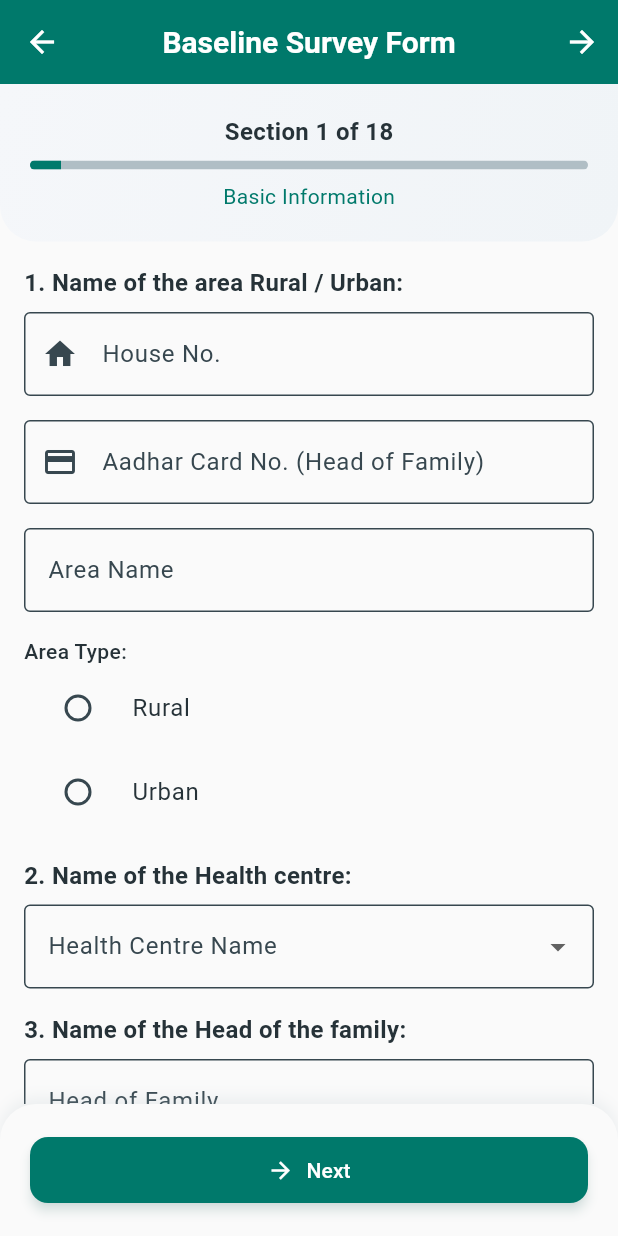
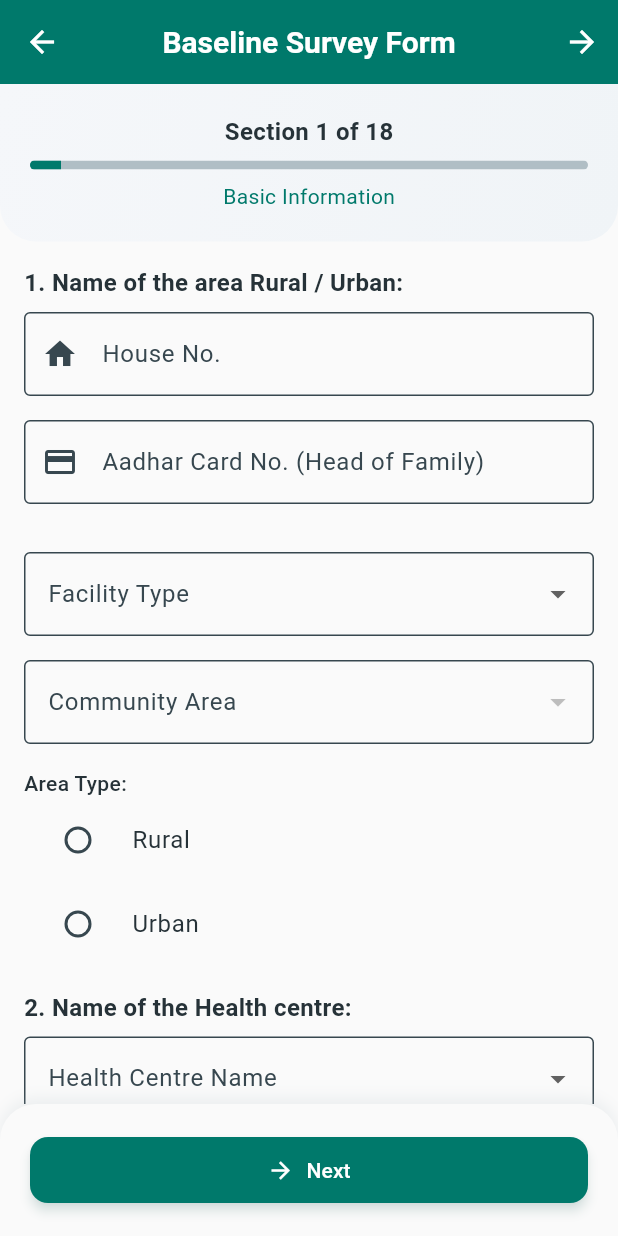
Before and after one commit to NisargPatel03/Survey_Form_HealthCare_App, a Flutter app: the SurveyFormScreen screen opened by its route, on a phone screen of 412 x 824 dp. Run offline on Flutter 3.47's test engine with Material 3 defaults, Android fonts, the phone set to English and light mode, and no system bars; our stand-ins replace csv, fl_chart, shared_preferences, sqflite, supabase_flutter; missing offline and left inert: dart:html, flutter_pdfview; accounts and stored records are empty.

Commit message:
Added Villages Category and names same with National Health Care Programme

```diff
--- a/lib/models/survey_data.dart
+++ b/lib/models/survey_data.dart
@@ -2,6 +2,7 @@ class SurveyData {
   SurveyData();
 
   // Section 1: Basic Information
+  String? facilityType;
   String? areaName;
   String? areaType; // Rural/Urban
   String? healthCentreName;
@@ -148,6 +149,7 @@ class SurveyData {
   Map<String, dynamic> toJson() {
     return {
       'id': id,
+      'facilityType': facilityType,
       'areaName': areaName,
       'areaType': areaType,
       'healthCentreName': healthCentreName,
@@ -253,6 +255,7 @@ class SurveyData {
     survey.id = json['id'];
 
     // Basic info
+    survey.facilityType = json['facilityType'];
     survey.areaName = json['areaName'];
     survey.areaType = json['areaType'];
     survey.healthCentreName = json['healthCentreName'];
--- a/lib/widgets/survey_sections.dart
+++ b/lib/widgets/survey_sections.dart
@@ -12,17 +12,30 @@ class BasicInformationSection extends StatefulWidget {
 }
 
 class _BasicInformationSectionState extends State<BasicInformationSection> {
-  final _areaNameController = TextEditingController();
+  // final _areaNameController = TextEditingController(); // Removed in favor of Dropdown
   // final _healthCentreController = TextEditingController(); // Removed
   final _headOfFamilyController = TextEditingController();
   final _subCasteController = TextEditingController();
   final _houseNoController = TextEditingController();
   final _aadharController = TextEditingController();
 
+  List<String> _getAreaOptions() {
+    switch (widget.surveyData.facilityType) {
+      case 'Primary Health Centers (PHCs)':
+        return ['Changa', 'Piplav', 'Bandhani', 'Morad', 'Sihol', 'Nar', 'Ajarpura', 'Navli'];
+      case 'Community Health Centers (CHCs)':
+        return ['Sarsa', 'Tarapur', 'Mahelav'];
+      case 'Urban Health Centers (UHCs)':
+        return ['Nehrubaugh', 'PP Unit Anand', 'Bakrol'];
+      default:
+        return [];
+    }
+  }
+
   @override
   void initState() {
     super.initState();
-    _areaNameController.text = widget.surveyData.areaName ?? '';
+    // _areaNameController.text = widget.surveyData.areaName ?? ''; // Removed
     // _healthCentreController.text = widget.surveyData.healthCentreName ?? ''; // Removed
     _headOfFamilyController.text = widget.surveyData.headOfFamily ?? '';
     _subCasteController.text = widget.surveyData.subCaste ?? '';
@@ -34,7 +47,7 @@ class _BasicInformationSectionState extends State<BasicInformationSection> {
   void didUpdateWidget(BasicInformationSection oldWidget) {
     super.didUpdateWidget(oldWidget);
     if (widget.surveyData != oldWidget.surveyData) {
-      _areaNameController.text = widget.surveyData.areaName ?? '';
+      // _areaNameController.text = widget.surveyData.areaName ?? ''; // Removed
       // _healthCentreController.text = widget.surveyData.healthCentreName ?? ''; // Removed
       _headOfFamilyController.text = widget.surveyData.headOfFamily ?? '';
       _subCasteController.text = widget.surveyData.subCaste ?? '';
@@ -90,14 +103,53 @@ class _BasicInformationSectionState extends State<BasicInformationSection> {
           },
         ),
         const SizedBox(height: 16),
-        TextFormField(
-          controller: _areaNameController,
+        const SizedBox(height: 16),
+        DropdownButtonFormField<String>(
+          value: ['Primary Health Centers (PHCs)', 'Community Health Centers (CHCs)', 'Urban Health Centers (UHCs)']
+                  .contains(widget.surveyData.facilityType)
+              ? widget.surveyData.facilityType
+              : null,
           decoration: const InputDecoration(
-            labelText: 'Area Name',
+            labelText: 'Facility Type',
             border: OutlineInputBorder(),
           ),
-          onChanged: (value) => widget.surveyData.areaName = value,
-          validator: (value) => value?.isEmpty ?? true ? 'Required' : null,
+          items: const [
+            DropdownMenuItem(
+              value: 'Primary Health Centers (PHCs)',
+              child: Text('PHCs'),
+            ),
+            DropdownMenuItem(
+              value: 'Community Health Centers (CHCs)',
+              child: Text('CHCs'),
+            ),
+            DropdownMenuItem(
+              value: 'Urban Health Centers (UHCs)',
+              child: Text('UHCs'),
+            ),
+          ],
+          onChanged: (value) {
+            setState(() {
+              widget.surveyData.facilityType = value;
+              widget.surveyData.areaName = null; // Reset area name when facility type changes
+            });
+          },
+          validator: (value) => value == null ? 'Required' : null,
+        ),
+        const SizedBox(height: 16),
+        DropdownButtonFormField<String>(
+          value: widget.surveyData.areaName,
+          decoration: const InputDecoration(
+            labelText: 'Community Area',
+            border: OutlineInputBorder(),
+          ),
+          items: _getAreaOptions().map((String area) {
+            return DropdownMenuItem<String>(
+              value: area,
+              child: Text(area),
+            );
+          }).toList(),
+          onChanged: (value) => setState(() => widget.surveyData.areaName = value),
+          validator: (value) => value == null ? 'Required' : null,
         ),
         const SizedBox(height: 16),
         const Text(
@@ -237,7 +289,7 @@ class _BasicInformationSectionState extends State<BasicInformationSection> {
 
   @override
   void dispose() {
-    _areaNameController.dispose();
+    // _areaNameController.dispose(); // Removed
     // _healthCentreController.dispose(); // Removed
     _headOfFamilyController.dispose();
     _subCasteController.dispose();
```
Also changed, not shown: lib/widgets/survey_sections_5.dart (+89 -7 lines), 1 other file.
